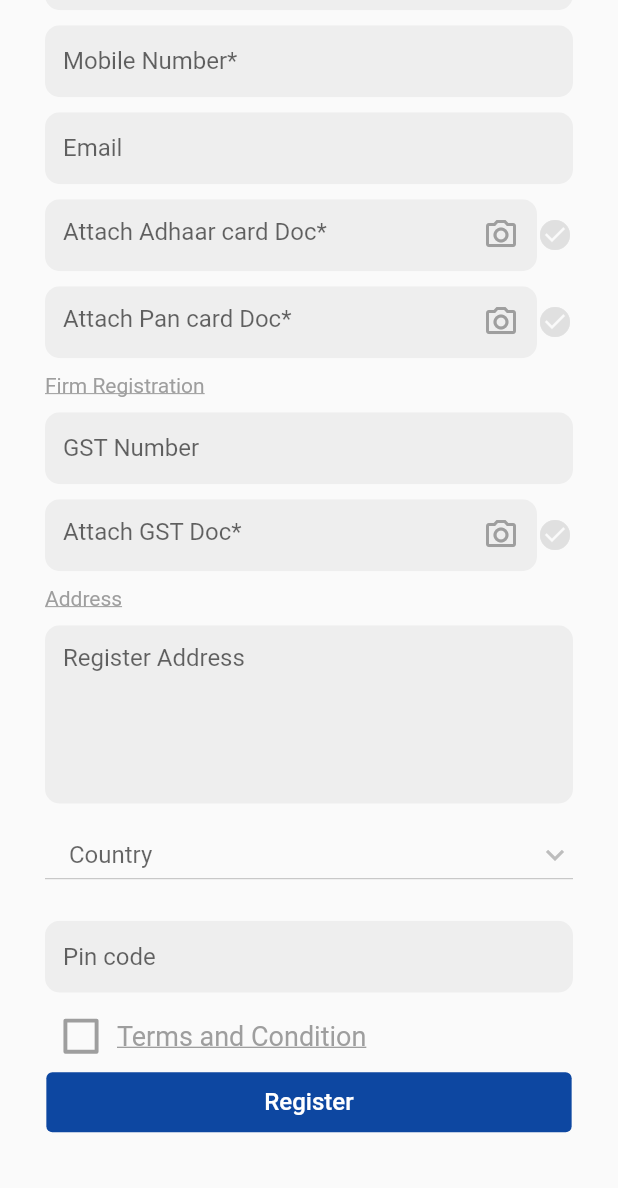
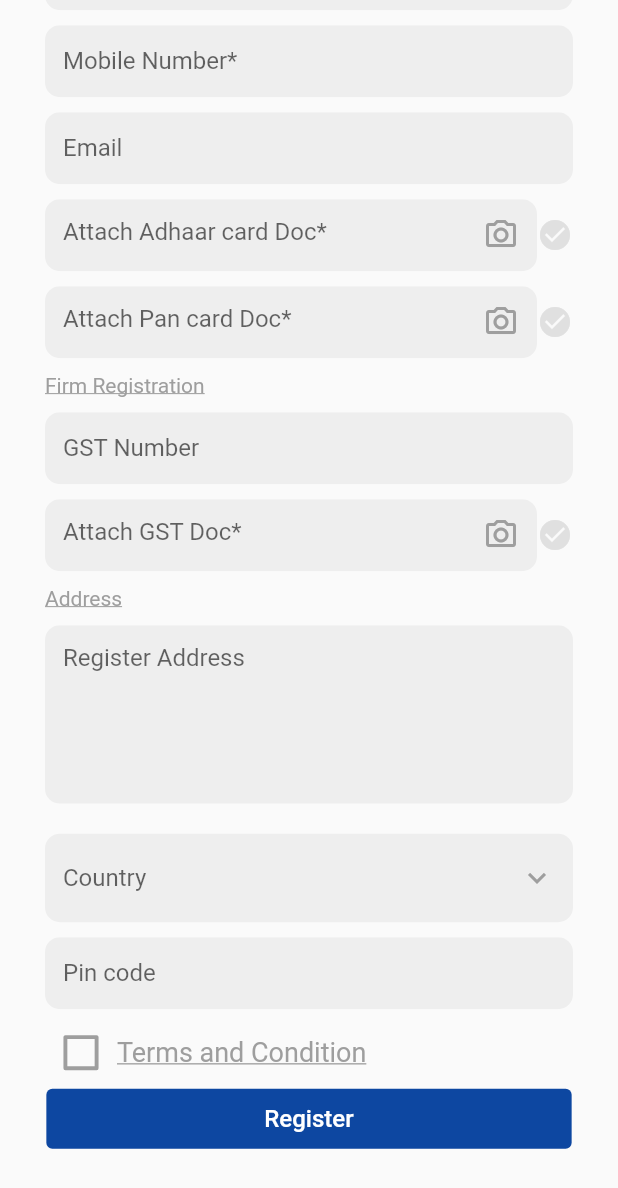
Before and after one commit to imvaibhavpatel/x_ceed_group, a Flutter app: the RegisterAsRetailerScreen screen opened directly, scrolled down 470 dp, on a phone screen of 412 x 824 dp. Shown: the top 1188 px of the screen. Run offline on Flutter 3.47's test engine with Material 2 defaults, Android fonts, the phone set to English and light mode, and no system bars; drawn by our look-alikes of dropdown_button2, dropdown_search; our stand-ins replace get, get_storage, image_picker; accounts and stored records are empty; network calls fail.

Commit message:
initial commit

```diff
--- a/lib/auth/register_as_retailer/register_as_retailer_screen.dart
+++ b/lib/auth/register_as_retailer/register_as_retailer_screen.dart
@@ -1,4 +1,4 @@
-import 'package:dropdown_button2/dropdown_button2.dart';
+import 'package:dropdown_search/dropdown_search.dart';
 import 'package:flutter/material.dart';
 import 'package:get/get.dart';
 import 'package:xceed_group/auth/register_as_retailer/model/countries_model.dart';
@@ -211,57 +211,91 @@ class RegisterAsRetailerScreen extends StatelessWidget {
                         },
                       ),
                       const SizedBox(height: 10),
-                      DropdownButton2(
-                        isExpanded: true,
-                        isDense: false,
-                        value: retailerController.selectedCountries.value,
-                        hint: const Text("Country"),
-                        iconStyleData: const IconStyleData(
-                          icon: Icon(Icons.keyboard_arrow_down_sharp),
+                      // DropdownButton2(
+                      //   isExpanded: true,
+                      //   isDense: false,
+                      //   value: retailerController.selectedCountries.value,
+                      //   hint: const Text("Country"),
+                      //   iconStyleData: const IconStyleData(
+                      //     icon: Icon(Icons.keyboard_arrow_down_sharp),
+                      //   ),
+                      //   dropdownStyleData: DropdownStyleData(
+                      //     maxHeight: Get.height * 0.60,
+                      //     elevation: 0,
+                      //   ),
+                      //   //dropdownSearchData: DropdownSearchData(
+                      //   //   searchInnerWidgetHeight: 30,
+                      //   //   searchController: retailerController.searchController,
+                      //   //   searchInnerWidget: Padding(
+                      //   //     padding: const EdgeInsets.symmetric(
+                      //   //       horizontal: 15,
+                      //   //       vertical: 10,
+                      //   //     ),
+                      //   //     child: TextFormField(
+                      //   //       controller: retailerController.searchController,
+                      //   //     ),
+                      //   //   ),
+                      //   //   searchMatchFn: (item, search) {
+                      //   //     return item.value!.name
+                      //   //         .toString()
+                      //   //         .toLowerCase()
+                      //   //         .contains(search.toLowerCase());
+                      //   //   },
+                      //   // ),
+                      //   onMenuStateChange: (isOpen) {
+                      //     if (!isOpen) {
+                      //       retailerController.searchController.clear();
+                      //     }
+                      //   },
+                      //   items: retailerController.countriesList
+                      //       .map(
+                      //         (Country item) => DropdownMenuItem<Country>(
+                      //           value: item,
+                      //           child: Text(item.name.toString()),
+                      //         ),
+                      //       )
+                      //       .toList(),
+                      //   onChanged: (value) {
+                      //     retailerController.selectedCountries.value =
+                      //         value.toString();
+                      //     print(retailerController.selectedCountries.value
+                      //         .toString());
+                      //   },
+                      // ),
+                      const SizedBox(height: 10),
+                      DropdownSearch<Country>(
+                        dropdownButtonProps: DropdownButtonProps(
+                            padding: EdgeInsets.zero,
+                            icon: Icon(
+                              Icons.keyboard_arrow_down_sharp,
+                              color: Colors.grey,
+                            )),
+                        dropdownDecoratorProps: DropDownDecoratorProps(
+                          dropdownSearchDecoration: InputDecoration(
+                              filled: true,
+                              hintText: "Country",
+                              fillColor: Colors.grey.shade200,
+                              enabledBorder: OutlineInputBorder(
+                                borderSide: BorderSide.none,
+                                borderRadius: BorderRadius.circular(10),
+                              ),
+                              focusedBorder: UnderlineInputBorder(
+                                  borderSide: BorderSide.none)),
                         ),
-                        dropdownStyleData: DropdownStyleData(
-                          maxHeight: Get.height * 0.60,
-                          elevation: 0,
+                        items: retailerController.countriesList,
+                        popupProps: const PopupProps.dialog(
+                          showSearchBox: true,
+                          showSelectedItems: false,
                         ),
-                        //dropdownSearchData: DropdownSearchData(
-                        //   searchInnerWidgetHeight: 30,
-                        //   searchController: retailerController.searchController,
-                        //   searchInnerWidget: Padding(
-                        //     padding: const EdgeInsets.symmetric(
-                        //       horizontal: 15,
-                        //       vertical: 10,
-                        //     ),
-                        //     child: TextFormField(
-                        //       controller: retailerController.searchController,
-                        //     ),
-                        //   ),
-                        //   searchMatchFn: (item, search) {
-                        //     return item.value!.name
-                        //         .toString()
-                        //         .toLowerCase()
-                        //         .contains(search.toLowerCase());
-                        //   },
-                        // ),
-                        onMenuStateChange: (isOpen) {
-                          if (!isOpen) {
-                            retailerController.searchController.clear();
-                          }
-                        },
-                        items: retailerController.countriesList
-                            .map(
-                              (Country item) => DropdownMenuItem<Country>(
-                                value: item,
-                                child: Text(item.name.toString()),
-                              ),
-                            )
-                            .toList(),
-                        onChanged: (  value) {
+                        itemAsString: (Country country) => country.name,
+                        onChanged: (Country? country) {
                           retailerController.selectedCountries.value =
-                              value.toString();
-                          print(retailerController.selectedCountries.value.toString());
+                              country!.name.toString();
+                          retailerController.countryID.value = country.id;
+                          print(retailerController.countryID.value);
+                          print(country.name.toString());
                         },
                       ),
-                      const SizedBox(height: 10),
                       const SizedBox(height: 10),
                       TextFieldCommon(
                         hintText: "Pin code",
```
